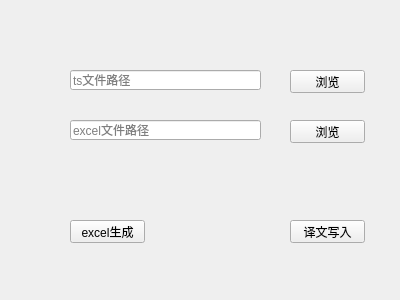
Qt form Source/MainApps/TSFileEditor/MainWindow.ui (Longxr/TSFileEditor) before a commit.
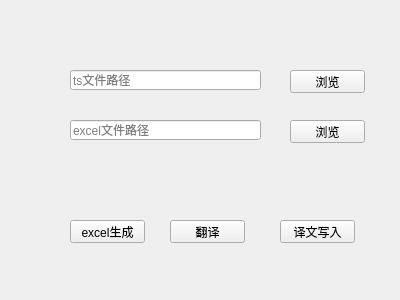
The same form after that commit.

Commit message:
add networkr class
add networkr class

What changed in the file:
```diff
--- a/Source/MainApps/TSFileEditor/MainWindow.ui
+++ b/Source/MainApps/TSFileEditor/MainWindow.ui
@@ -82,7 +82,7 @@
    <widget class="QPushButton" name="tsUpdateBtn">
     <property name="geometry">
      <rect>
-      <x>290</x>
+      <x>280</x>
       <y>220</y>
       <width>75</width>
       <height>23</height>
@@ -92,6 +92,19 @@
      <string>译文写入</string>
     </property>
    </widget>
+   <widget class="QPushButton" name="translateBtn">
+    <property name="geometry">
+     <rect>
+      <x>170</x>
+      <y>220</y>
+      <width>75</width>
+      <height>23</height>
+     </rect>
+    </property>
+    <property name="text">
+     <string>翻译</string>
+    </property>
+   </widget>
   </widget>
  </widget>
  <layoutdefault spacing="6" margin="11"/>
```
The commit also changes 4 other files.
